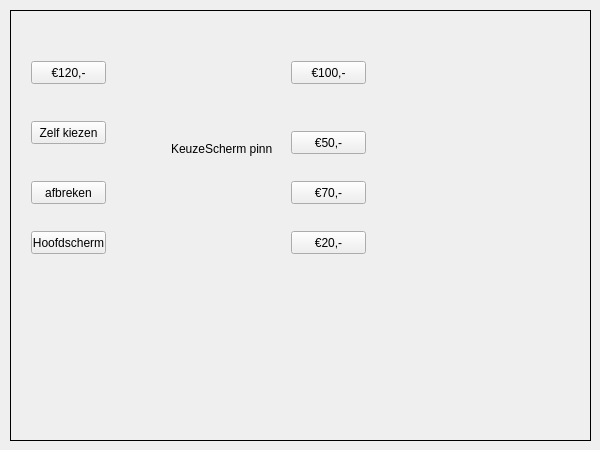
ArieJR/bank, file trying/login.ui: the form before one commit.
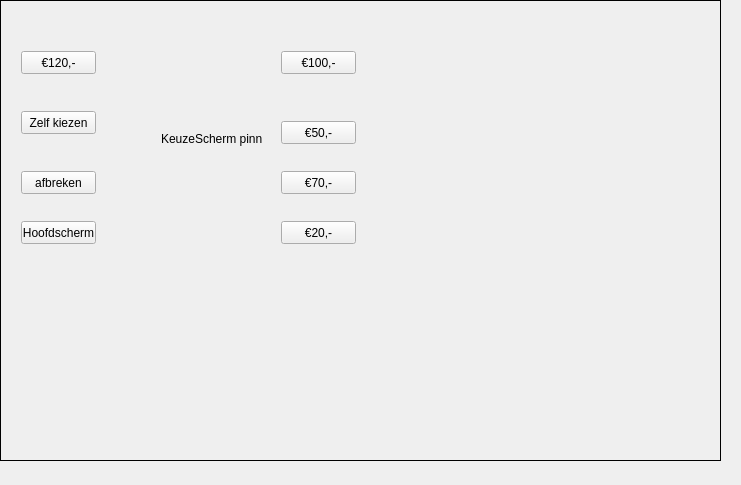
The form after the commit. The open tabs and pages were chosen to show the change.

The edit to the form file:
```diff
--- a/trying/login.ui
+++ b/trying/login.ui
@@ -9,8 +9,8 @@
    <rect>
     <x>0</x>
     <y>0</y>
-    <width>600</width>
-    <height>450</height>
+    <width>741</width>
+    <height>485</height>
    </rect>
   </property>
   <property name="windowTitle">
@@ -19,10 +19,10 @@
   <widget class="QStackedWidget" name="ATM">
    <property name="geometry">
     <rect>
-     <x>10</x>
-     <y>10</y>
-     <width>581</width>
-     <height>431</height>
+     <x>0</x>
+     <y>0</y>
+     <width>721</width>
+     <height>461</height>
     </rect>
    </property>
    <property name="font">
@@ -422,6 +422,12 @@
        <height>23</height>
       </rect>
      </property>
+     <property name="sizePolicy">
+      <sizepolicy hsizetype="Expanding" vsizetype="Expanding">
+       <horstretch>0</horstretch>
+       <verstretch>0</verstretch>
+      </sizepolicy>
+     </property>
      <property name="text">
       <string>€20,-</string>
      </property>
@@ -435,6 +441,12 @@
        <height>23</height>
       </rect>
      </property>
+     <property name="sizePolicy">
+      <sizepolicy hsizetype="Expanding" vsizetype="Expanding">
+       <horstretch>0</horstretch>
+       <verstretch>0</verstretch>
+      </sizepolicy>
+     </property>
      <property name="text">
       <string>€50,-</string>
      </property>
@@ -448,6 +460,12 @@
        <height>23</height>
       </rect>
      </property>
+     <property name="sizePolicy">
+      <sizepolicy hsizetype="Expanding" vsizetype="Expanding">
+       <horstretch>0</horstretch>
+       <verstretch>0</verstretch>
+      </sizepolicy>
+     </property>
      <property name="text">
       <string>€70,-</string>
      </property>
@@ -461,6 +479,12 @@
        <height>23</height>
       </rect>
      </property>
+     <property name="sizePolicy">
+      <sizepolicy hsizetype="Expanding" vsizetype="Expanding">
+       <horstretch>0</horstretch>
+       <verstretch>0</verstretch>
+      </sizepolicy>
+     </property>
      <property name="text">
       <string>€100,-</string>
      </property>
@@ -474,6 +498,12 @@
        <height>23</height>
       </rect>
      </property>
+     <property name="sizePolicy">
+      <sizepolicy hsizetype="Expanding" vsizetype="Expanding">
+       <horstretch>0</horstretch>
+       <verstretch>0</verstretch>
+      </sizepolicy>
+     </property>
      <property name="text">
       <string>€120,-</string>
      </property>
@@ -487,6 +517,12 @@
        <height>23</height>
       </rect>
      </property>
+     <property name="sizePolicy">
+      <sizepolicy hsizetype="Expanding" vsizetype="Expanding">
+       <horstretch>0</horstretch>
+       <verstretch>0</verstretch>
+      </sizepolicy>
+     </property>
      <property name="text">
       <string>Zelf kiezen</string>
      </property>
@@ -500,6 +536,12 @@
        <height>23</height>
       </rect>
      </property>
+     <property name="sizePolicy">
+      <sizepolicy hsizetype="Expanding" vsizetype="Expanding">
+       <horstretch>0</horstretch>
+       <verstretch>0</verstretch>
+      </sizepolicy>
+     </property>
      <property name="text">
       <string>afbreken</string>
      </property>
@@ -513,6 +555,12 @@
        <height>23</height>
       </rect>
      </property>
+     <property name="sizePolicy">
+      <sizepolicy hsizetype="Expanding" vsizetype="Expanding">
+       <horstretch>0</horstretch>
+       <verstretch>0</verstretch>
+      </sizepolicy>
+     </property>
      <property name="text">
       <string>Hoofdscherm</string>
      </property>
```
Left out of the diff: 237 changed lines with no effect on the pictures.
